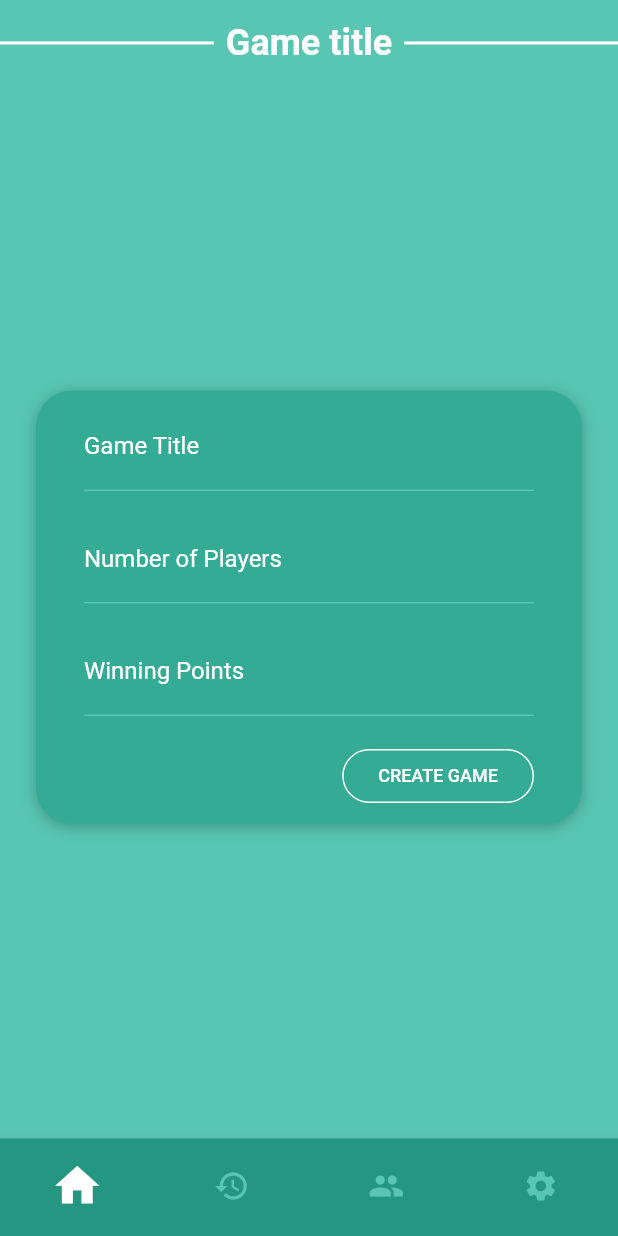
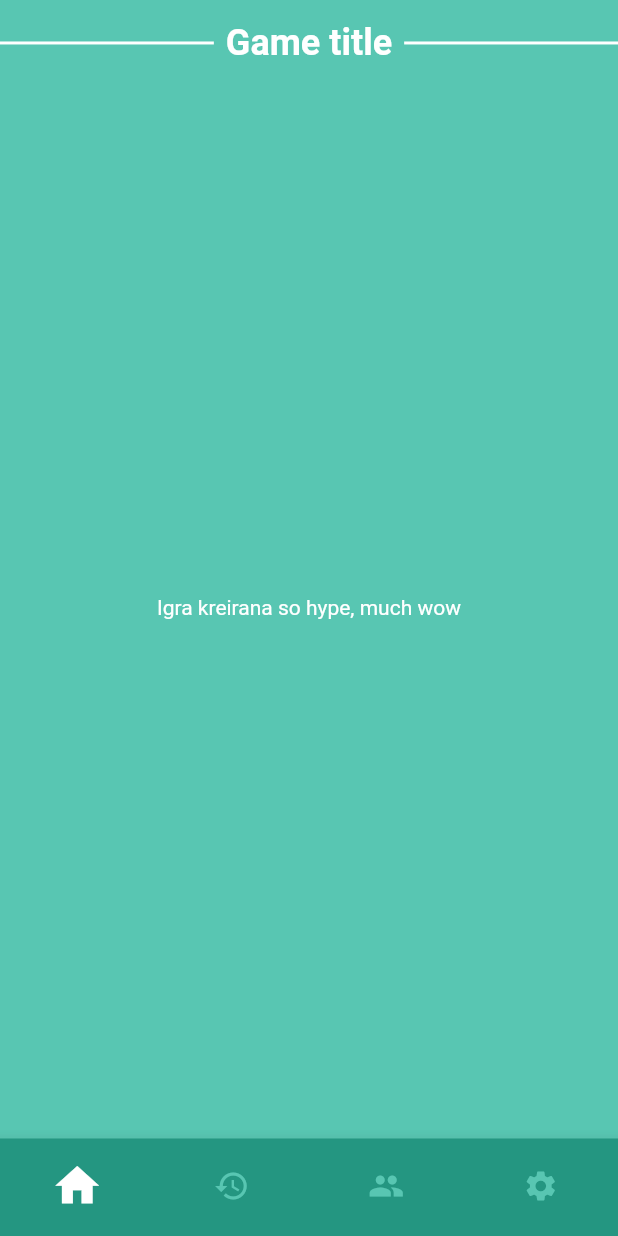
Before and after one commit to MarinJuricev/games_counter, a Flutter app: the screen it shows after launch, after a tap on "CREATE GAME", on a phone screen of 412 x 824 dp. Run offline on Flutter 3.47's test engine with Material 2 defaults, Android fonts, the phone set to English and light mode, and no system bars; our stand-ins replace bloc, dartz, equatable, flutter_bloc, get_it.

Commit message:
Adds the basic game bloc implementation with tests, and temporary UI that needs cleaning

```diff
--- /dev/null
+++ b/lib/di.dart
@@ -0,0 +1,14 @@
+// sl for service locator, because of the constant sl invocation
+import 'package:game_counter/domain/usecases/create_game.dart';
+import 'package:game_counter/presentation/bloc/game/bloc/game_bloc.dart';
+import 'package:get_it/get_it.dart';
+
+final sl = GetIt.instance;
+
+Future<void> init() async {
+  // Bloc
+  sl.registerFactory(() => GameBloc(createGame: sl()));
+
+  // Use cases
+  sl.registerLazySingleton(() => CreateGame());
+}
--- a/lib/main.dart
+++ b/lib/main.dart
@@ -1,9 +1,17 @@
 import 'package:flutter/material.dart';
 import 'package:flutter/services.dart';
+import 'package:flutter_bloc/flutter_bloc.dart';
 
+import 'di.dart' as di;
+import 'di.dart';
+import 'presentation/bloc/game/bloc/game_bloc.dart';
 import 'presentation/pages/home_bottom_navigation_route.dart';
 
-void main() => runApp(MyApp());
+void main() async {
+  WidgetsFlutterBinding.ensureInitialized();
+  await di.init();
+  runApp(MyApp());
+}
 
 class MyApp extends StatelessWidget {
   @override
@@ -20,7 +28,9 @@ class MyApp extends StatelessWidget {
         primaryTextTheme: Typography(platform: TargetPlatform.iOS).white,
         textTheme: Typography(platform: TargetPlatform.iOS).white,
       ),
-      home: HomeBottomNavRoute(),
+      home: BlocProvider(
+        create: (context) => sl<GameBloc>(),
+        child: HomeBottomNavRoute()),
     );
   }
 }
--- a/lib/presentation/bloc/game/bloc/game_bloc.dart
+++ b/lib/presentation/bloc/game/bloc/game_bloc.dart
@@ -1,20 +1,48 @@
 import 'dart:async';
 
 import 'package:bloc/bloc.dart';
+import 'package:dartz/dartz.dart';
 import 'package:equatable/equatable.dart';
+import '../../../../core/error/failure.dart';
+import '../../../../domain/usecases/create_game.dart';
 import 'package:meta/meta.dart';
+
+import '../../../../domain/entities/game.dart';
 
 part 'game_event.dart';
 part 'game_state.dart';
 
+//TODO Actually implement empty name, non zero and negative players and points logic !
+const String VALIDATION_ERROR = 'Validation Error';
+
 class GameBloc extends Bloc<GameEvent, GameState> {
+  final CreateGame createGame;
+
+  GameBloc({@required this.createGame});
+
   @override
-  GameState get initialState => GameInitial();
+  GameState get initialState => GameInitialState();
 
   @override
   Stream<GameState> mapEventToState(
     GameEvent event,
   ) async* {
-    // TODO: Add Logic
+    if (event is CreateGameEvent) {
+      final useCaseEither = await createGame(
+        Params(
+          gameTitle: event.gameTitle,
+          numberOfPlayers: event.numberOfPlayers,
+          winningPoints: event.pointsToWin,
+        ),
+      );
+
+      yield* _mapEitherErrorOrGameCreated(useCaseEither);
+    }
   }
 }
+
+Stream<GameState> _mapEitherErrorOrGameCreated(
+    Either<Failure, Game> useCaseEither) async* {
+  yield useCaseEither.fold((failure) => ErrorState(message: VALIDATION_ERROR),
+      (game) => GameCreatedState(game: game));
+}
--- a/lib/presentation/bloc/game/bloc/game_event.dart
+++ b/lib/presentation/bloc/game/bloc/game_event.dart
@@ -4,12 +4,12 @@ abstract class GameEvent extends Equatable {
   const GameEvent();
 }
 
-class CreateGame extends GameEvent {
+class CreateGameEvent extends GameEvent {
   final String gameTitle;
   final int numberOfPlayers;
   final int pointsToWin;
 
-  CreateGame({
+  CreateGameEvent({
     @required this.gameTitle,
     @required this.numberOfPlayers,
     @required this.pointsToWin,
--- a/lib/presentation/bloc/game/bloc/game_state.dart
+++ b/lib/presentation/bloc/game/bloc/game_state.dart
@@ -2,9 +2,27 @@ part of 'game_bloc.dart';
 
 abstract class GameState extends Equatable {
   const GameState();
-}
 
-class GameInitial extends GameState {
   @override
   List<Object> get props => [];
 }
+
+class GameInitialState extends GameState {}
+
+class GameCreatedState extends GameState {
+  final Game game;
+
+  GameCreatedState({@required this.game});
+
+  @override
+  List<Object> get props => [game];
+}
+
+class ErrorState extends GameState {
+  final String message;
+
+  ErrorState({@required this.message});
+
+  @override
+  List<Object> get props => [message];
+}
--- a/lib/presentation/pages/home_page.dart
+++ b/lib/presentation/pages/home_page.dart
@@ -1,4 +1,6 @@
 import 'package:flutter/material.dart';
+import 'package:flutter_bloc/flutter_bloc.dart';
+import 'package:game_counter/presentation/bloc/game/bloc/game_bloc.dart';
 
 import '../widgets/game_title.dart';
 
@@ -11,6 +13,55 @@ class HomePage extends StatefulWidget {
 
 class _HomePageState extends State<HomePage> {
   Widget _buildCreateGame() {
+    return BlocBuilder<GameBloc, GameState>(
+      builder: (BuildContext context, GameState state) {
+        if (state is GameInitialState) {
+          return CreateGame();
+        } else if (state is GameCreatedState){
+          return Center(
+            child: Text('Igra kreirana so hype, much wow'),
+          );
+        }else if (state is ErrorState){
+          return Center(
+            child: Text('Erorr tebra, much wow'),
+          );
+        }
+      },
+    );
+  }
+
+  @override
+  Widget build(BuildContext context) {
+    return Scaffold(
+      body: Column(
+        children: <Widget>[
+          GameTitle(gameTitle: 'Game title'),
+          Expanded(
+            child: _buildCreateGame(),
+          ),
+        ],
+      ),
+    );
+  }
+}
+
+class CreateGame extends StatefulWidget {
+  const CreateGame({
+    Key key,
+  }) : super(key: key);
+
+  @override
+  _CreateGameState createState() => _CreateGameState();
+}
+
+class _CreateGameState extends State<CreateGame> {
+  void addCreateGameEvent() {
+    BlocProvider.of<GameBloc>(context).add(CreateGameEvent(
+        gameTitle: 'Treseta', numberOfPlayers: 4, pointsToWin: 41));
+  }
+
+  @override
+  Widget build(BuildContext context) {
     return Center(
       child: Container(
         margin: EdgeInsets.all(24),
@@ -88,7 +139,7 @@ class _HomePageState extends State<HomePage> {
                     style: TextStyle(fontSize: 12.0),
                   ),
                   textColor: Colors.white,
-                  onPressed: () {},
+                  onPressed: addCreateGameEvent,
                   shape: RoundedRectangleBorder(
                     borderRadius: BorderRadius.circular(18.0),
                     side: BorderSide(color: Colors.white),
@@ -101,18 +152,4 @@ class _HomePageState extends State<HomePage> {
       ),
     );
   }
-
-  @override
-  Widget build(BuildContext context) {
-    return Scaffold(
-      body: Column(
-        children: <Widget>[
-          GameTitle(gameTitle: 'Game title'),
-          Expanded(
-            child: _buildCreateGame(),
-          ),
-        ],
-      ),
-    );
-  }
 }
```
Also changed, not shown: 1 other file.
